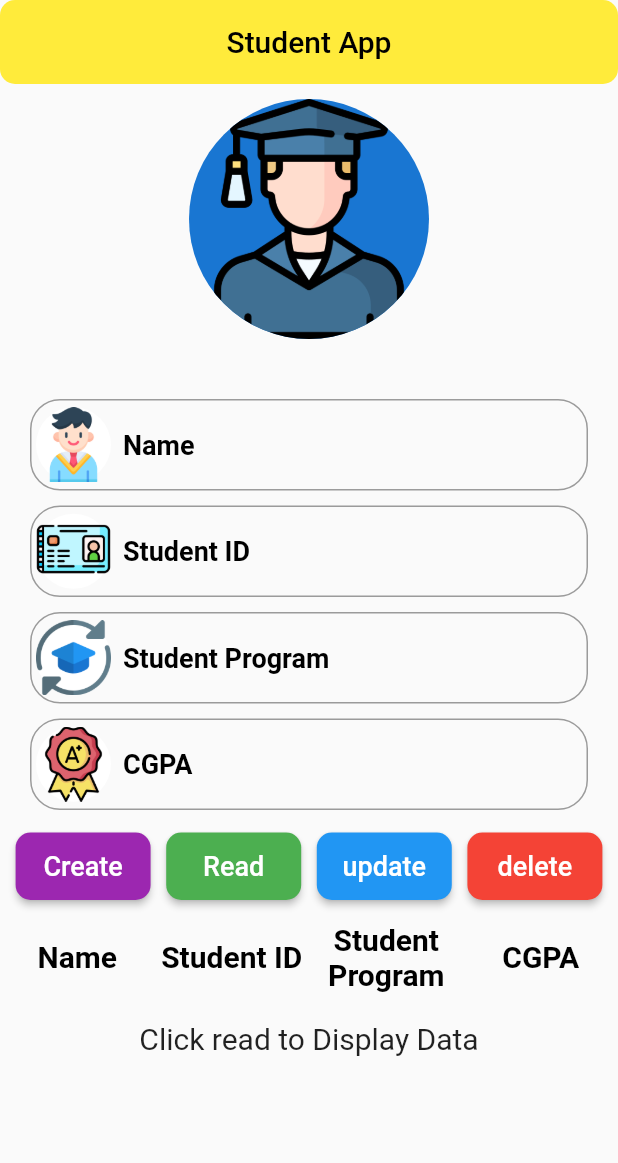
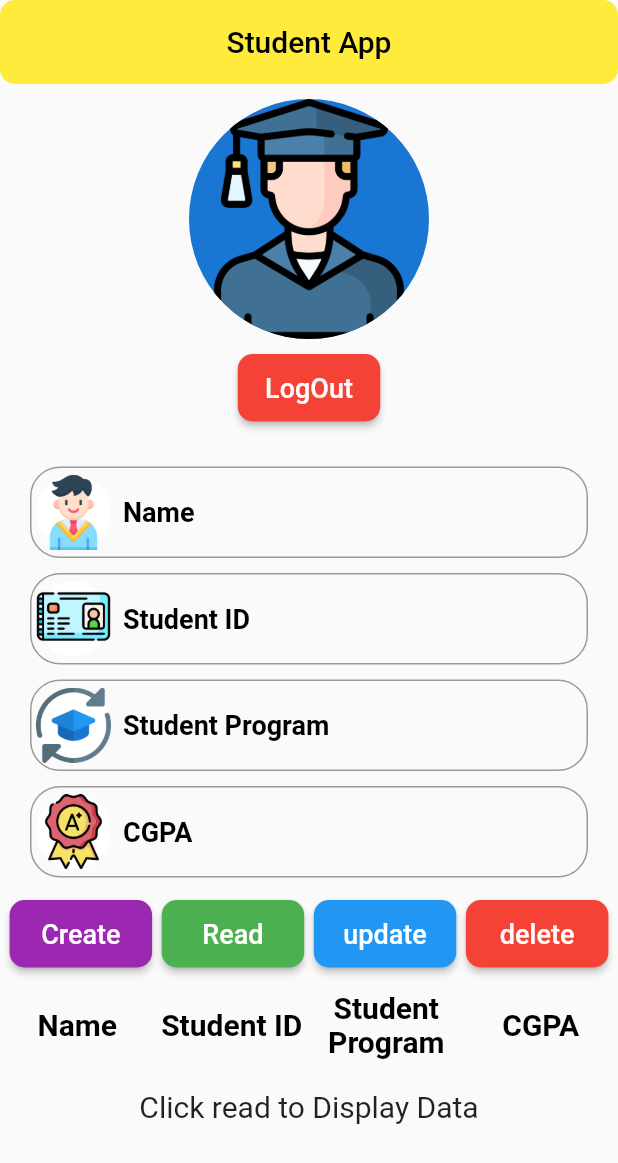
Before and after one commit to dev04sa/CRUD_APP, a Flutter app: the StudentPage screen opened directly, on a phone screen of 412 x 824 dp. Shown: the top 1163 px of the screen. Run offline on Flutter 3.47's test engine with Material 2 defaults, Android fonts, the phone set to English and light mode, and no system bars; our stand-ins replace cloud_firestore, firebase_auth, firebase_core; accounts and stored records are empty.

Commit message:
second commit

```diff
--- a/lib/buttons.dart
+++ b/lib/buttons.dart
@@ -11,7 +11,7 @@ class Buttons extends StatelessWidget {
   @override
   Widget build(BuildContext context) {
     return Container(
-      width: 90,
+      width: 95,
       height: 45,
       child: ElevatedButton(
         style: ElevatedButton.styleFrom(
--- a/lib/student_page.dart
+++ b/lib/student_page.dart
@@ -1,7 +1,9 @@
 import 'package:cloud_firestore/cloud_firestore.dart';
 import 'package:crud_app/buttons.dart';
 import 'package:crud_app/helper.dart';
+import 'package:crud_app/login_screen.dart';
 import 'package:crud_app/text_field.dart';
+import 'package:firebase_auth/firebase_auth.dart';
 import 'package:flutter/cupertino.dart';
 import 'package:flutter/material.dart';
 
@@ -21,6 +23,13 @@ class _StudentPageState extends State<StudentPage> {
   final CGPAController = TextEditingController();
   var sname, sid, sprogram, scgpa;
   bool isShow = false;
+
+  void logOut() async {
+    await FirebaseAuth.instance.signOut();
+    Navigator.popUntil(context, (route) => route.isFirst);
+    Navigator.pushReplacement(
+        context, CupertinoPageRoute(builder: (context) => LoginScreen()));
+  }
 
   @override
   void dispose() {
@@ -121,6 +130,13 @@ class _StudentPageState extends State<StudentPage> {
                   backgroundImage: AssetImage("assets/images/graduated.png"),
                   radius: 80,
                 ),
+              ),
+              Buttons(
+                Btntext: "LogOut",
+                color: Colors.red,
+                onclick: () {
+                  logOut();
+                },
               ),
               SizedBox(
                 height: 20,
```
